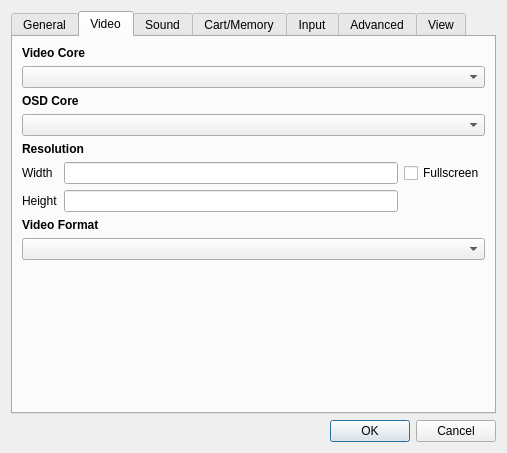
First picture: the form in yabause/src/qt/ui/UISettings.ui, repository KitoHo/yabause, before the edit.
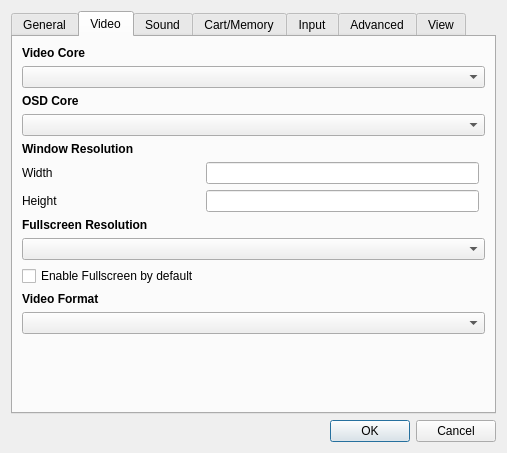
Second picture: the form after the edit. The open tabs and pages were chosen to show the change. Custom widgets are drawn as their Qt base class.

Commit message: -Fixed an issue with my last commit making it not compile. Sorry guys! -Separated fullscreen/window dimension settings -Settings now enumerates available video modes and shows a list of available ones -Fixed a few other issues relating to video mode changing.

```diff
--- a/yabause/src/qt/ui/UISettings.ui
+++ b/yabause/src/qt/ui/UISettings.ui
@@ -243,7 +243,7 @@
           </font>
          </property>
          <property name="text">
-          <string>Resolution</string>
+          <string>Window Resolution</string>
          </property>
          <property name="textFormat">
           <enum>Qt::PlainText</enum>
@@ -258,14 +258,7 @@
         </widget>
        </item>
        <item row="5" column="1">
-        <widget class="QLineEdit" name="leWidth"/>
-       </item>
-       <item row="5" column="2">
-        <widget class="QCheckBox" name="cbFullscreen">
-         <property name="text">
-          <string>Fullscreen</string>
-         </property>
-        </widget>
+        <widget class="QLineEdit" name="leWinWidth"/>
        </item>
        <item row="6" column="0">
         <widget class="QLabel" name="lHeight">
@@ -277,7 +270,7 @@
        <item row="6" column="1">
         <widget class="QLineEdit" name="leHeight"/>
        </item>
-       <item row="7" column="0" colspan="3">
+       <item row="14" column="0" colspan="3">
         <widget class="QLabel" name="lVideoFormat">
          <property name="font">
           <font>
@@ -293,10 +286,10 @@
          </property>
         </widget>
        </item>
-       <item row="8" column="0" colspan="3">
+       <item row="15" column="0" colspan="3">
         <widget class="QComboBox" name="cbVideoFormat"/>
        </item>
-       <item row="9" column="0" colspan="3">
+       <item row="16" column="0" colspan="3">
         <spacer>
          <property name="orientation">
           <enum>Qt::Vertical</enum>
@@ -309,6 +302,32 @@
          </property>
         </spacer>
        </item>
+       <item row="7" column="0">
+        <widget class="QLabel" name="lFullScreenResolution">
+         <property name="font">
+          <font>
+           <weight>75</weight>
+           <bold>true</bold>
+          </font>
+         </property>
+         <property name="text">
+          <string>Fullscreen Resolution</string>
+         </property>
+         <property name="textFormat">
+          <enum>Qt::PlainText</enum>
+         </property>
+        </widget>
+       </item>
+       <item row="10" column="0">
+        <widget class="QCheckBox" name="cbFullscreen">
+         <property name="text">
+          <string>Enable Fullscreen by default</string>
+         </property>
+        </widget>
+       </item>
+       <item row="8" column="0" colspan="3">
+        <widget class="QComboBox" name="cbFullscreenResolution"/>
+       </item>
       </layout>
      </widget>
      <widget class="QWidget" name="wSound">
```
Left out of the diff: 8 changed lines with no effect on the pictures. The commit also changes 4 other files.
